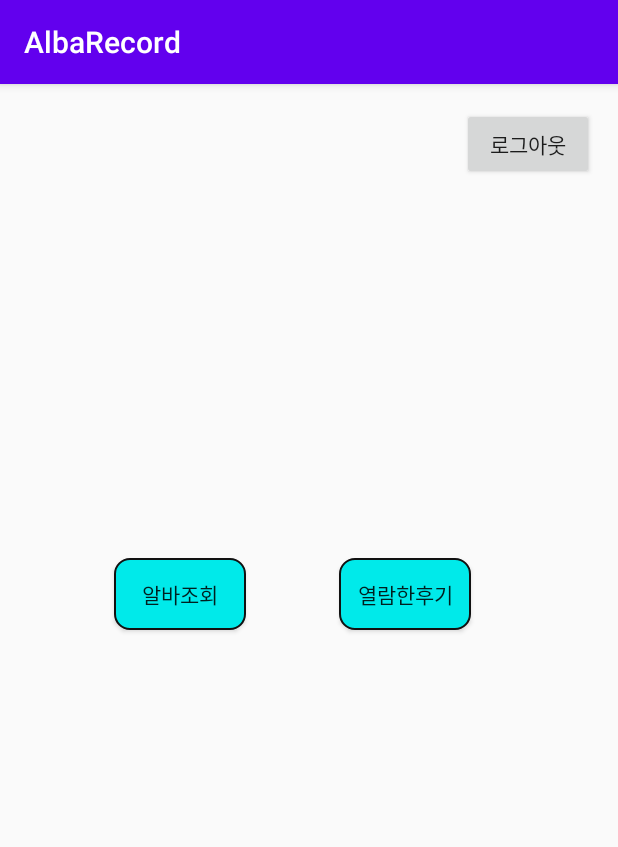
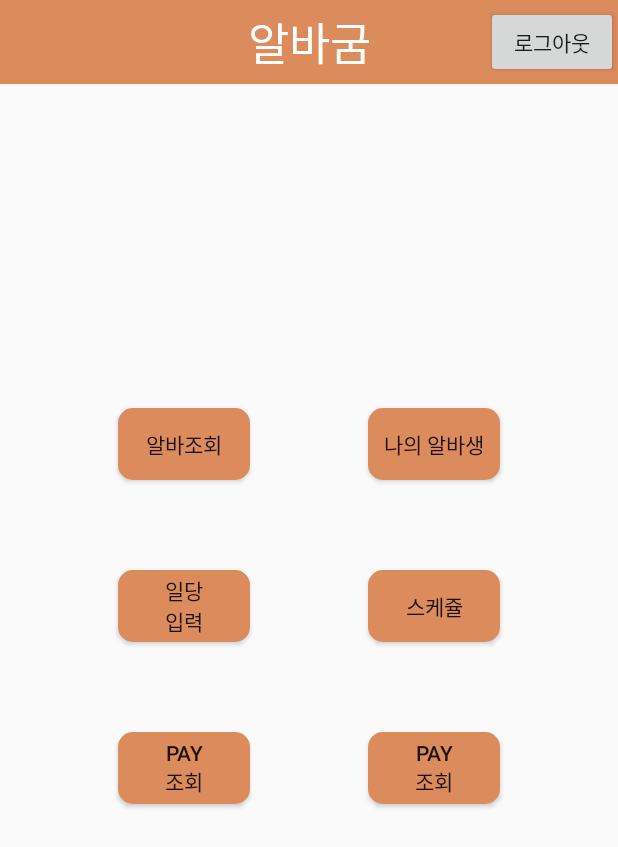
Before and after one commit to yangseongyeal2/AlbaRecord, an Android app: the screen it shows after launch once a user with an empty profile is signed in (MainActivity), on a phone screen of 412 x 824 dp. Shown: the top 847 px of the screen. Run offline under Robolectric (Android 15) with nearby library versions, the phone set to English and light mode, and no system bars; our stand-ins replace Firebase (no records; nobody signed in at launch, a user with empty details on screens opened directly).

Commit message:
시급 계산기 기능 구현 완료

```diff
--- a/app/src/main/AndroidManifest.xml
+++ b/app/src/main/AndroidManifest.xml
@@ -12,7 +12,8 @@
         android:supportsRtl="true"
         android:theme="@style/AppTheme"
         android:usesCleartextTraffic="true">
-        <activity android:name=".login.DaumWebViewActivity"></activity>
+        <activity android:name=".SalaryActivity"></activity>
+        <activity android:name=".login.DaumWebViewActivity" />
         <activity android:name=".login.LoginWayActivity">
             <intent-filter>
                 <action android:name="android.intent.action.MAIN" />
--- a/app/src/main/java/com/AlbaRecord/MainActivity.java
+++ b/app/src/main/java/com/AlbaRecord/MainActivity.java
@@ -6,6 +6,7 @@ import android.os.Bundle;
 
 import androidx.annotation.NonNull;
 import androidx.appcompat.app.AppCompatActivity;
+import androidx.appcompat.widget.Toolbar;
 
 import com.AlbaRecord.login.LoginActivity;
 import com.AlbaRecord.login.LoginWayActivity;
@@ -25,27 +26,22 @@ import android.view.View;
 import android.view.Window;
 import android.widget.Button;
 
+
 import java.util.concurrent.TimeUnit;
 
 public class MainActivity extends AppCompatActivity implements View.OnClickListener {
     private FirebaseAuth mAuth=FirebaseAuth.getInstance();
-    private Button logout;
+    private Button logout,salary;
+
 
     @Override
     protected void onCreate(Bundle savedInstanceState) {
         super.onCreate(savedInstanceState);
         setContentView(R.layout.activity_main);
-        findViewById(R.id.button).setOnClickListener(new View.OnClickListener() {
-            @Override
-            public void onClick(View v) {
-                Intent intent=new Intent(MainActivity.this, LoginActivity.class);
-                startActivity(intent);
-            }
-        });
-        logout=findViewById(R.id.logout);
-        logout.setOnClickListener(this);
+        initToolBar();
+        initViewId();
 
-
+        salary.setOnClickListener(this);
 
 
 
@@ -56,13 +52,32 @@ public class MainActivity extends AppCompatActivity implements View.OnClickListe
 
     }
 
+    private void initViewId() {
+        salary=findViewById(R.id.salary);
+    }
+
+    private void initToolBar() {
+        logout=findViewById(R.id.logout);
+        logout.setOnClickListener(this);
+        Toolbar toolbar=findViewById(R.id.tool_bar);
+        setSupportActionBar(toolbar);
+        getSupportActionBar().setDisplayShowTitleEnabled(false);
+    }
+
 
     @Override
     public void onClick(View v) {
-        if(v==logout){
-            FirebaseAuth.getInstance().signOut();
-            startActivity(new Intent(getApplicationContext(), LoginWayActivity.class));
-            finish();
+
+        switch (v.getId()){
+            case R.id.logout:
+                FirebaseAuth.getInstance().signOut();
+                startActivity(new Intent(getApplicationContext(), LoginWayActivity.class));
+                finish();
+                break;
+            case R.id.salary:
+                startActivity(new Intent(getApplicationContext(), SalaryActivity.class));
+                break;
         }
+
     }
 }
--- a/app/src/main/java/com/AlbaRecord/login/LoginActivity.java
+++ b/app/src/main/java/com/AlbaRecord/login/LoginActivity.java
@@ -66,7 +66,7 @@ public class LoginActivity extends AppCompatActivity implements View.OnClickList
         editTextEmail = (EditText) findViewById(R.id.editTextEmail);
         editTextPassword = (EditText) findViewById(R.id.editTextPassword);
         Signupbtn = findViewById(R.id.buttonSignup);//버튼
-        textviewMessage = (TextView) findViewById(R.id.textviewMessage);
+        //textviewMessage = (TextView) findViewById(R.id.textviewMessage);
         textviewFindPassword = (TextView) findViewById(R.id.textViewFindpassword);
         Loginbtn = (Button) findViewById(R.id.loginbutton);//버튼
         progressDialog = new ProgressDialog(this);
@@ -111,7 +111,7 @@ public class LoginActivity extends AppCompatActivity implements View.OnClickList
 
                         } else {
                             Toast.makeText(getApplicationContext(), "로그인 실패!", Toast.LENGTH_LONG).show();
-                            textviewMessage.setText("로그인 실패 유형\n - password가 맞지 않습니다.\n -서버에러");
+                            //textviewMessage.setText("로그인 실패 유형\n - password가 맞지 않습니다.\n -서버에러");
                         }
                     }
                 });
--- /dev/null
+++ b/app/src/main/res/drawable/btn_main.xml
@@ -0,0 +1,16 @@
+<?xml version="1.0" encoding="utf-8"?>
+
+<shape xmlns:android="http://schemas.android.com/apk/res/android"
+    android:shape="rectangle">
+
+    <solid
+
+        android:color="@color/colorMain" />
+
+
+
+    <corners
+
+        android:radius="10dp" />
+
+</shape>
--- /dev/null
+++ b/app/src/main/res/drawable/ic_baseline_attach_money_35.xml
@@ -0,0 +1,5 @@
+<vector android:height="35dp" android:tint="?attr/colorControlNormal"
+    android:viewportHeight="24" android:viewportWidth="24"
+    android:width="35dp" xmlns:android="http://schemas.android.com/apk/res/android">
+    <path android:fillColor="@android:color/white" android:pathData="M11.8,10.9c-2.27,-0.59 -3,-1.2 -3,-2.15 0,-1.09 1.01,-1.85 2.7,-1.85 1.78,0 2.44,0.85 2.5,2.1h2.21c-0.07,-1.72 -1.12,-3.3 -3.21,-3.81V3h-3v2.16c-1.94,0.42 -3.5,1.68 -3.5,3.61 0,2.31 1.91,3.46 4.7,4.13 2.5,0.6 3,1.48 3,2.41 0,0.69 -0.49,1.79 -2.7,1.79 -2.06,0 -2.87,-0.92 -2.98,-2.1h-2.2c0.12,2.19 1.76,3.42 3.68,3.83V21h3v-2.15c1.95,-0.37 3.5,-1.5 3.5,-3.55 0,-2.84 -2.43,-3.81 -4.7,-4.4z"/>
+</vector>
--- a/app/src/main/res/layout/activity_main.xml
+++ b/app/src/main/res/layout/activity_main.xml
@@ -7,40 +7,90 @@
     tools:context=".MainActivity">
 
 
+    <include
+        layout="@layout/tool_bar"
+        tools:layout_editor_absoluteX="0dp"
+        tools:layout_editor_absoluteY="0dp" />
+
+
     <Button
-        android:id="@+id/button2"
+
+        android:id="@+id/albaReserch"
         android:layout_width="wrap_content"
         android:layout_height="wrap_content"
-        android:layout_marginStart="76dp"
-        android:layout_marginTop="316dp"
-        android:background="@drawable/shape_button_style"
+        android:layout_marginTop="272dp"
+        android:background="@drawable/btn_main"
+        android:foreground="?attr/selectableItemBackground"
         android:text="알바조회"
+        app:layout_constraintEnd_toStartOf="@+id/myalba"
         app:layout_constraintStart_toStartOf="parent"
         app:layout_constraintTop_toTopOf="parent" />
 
     <Button
-        android:id="@+id/button"
+
+        android:id="@+id/myalba"
         android:layout_width="wrap_content"
         android:layout_height="wrap_content"
-        android:layout_marginTop="316dp"
-        android:background="@drawable/shape_button_style"
-        android:text="열람한후기"
+        android:background="@drawable/btn_main"
+        android:foreground="?attr/selectableItemBackground"
+        android:text="나의 알바생"
+        app:layout_constraintBottom_toBottomOf="@+id/albaReserch"
         app:layout_constraintEnd_toEndOf="parent"
-        app:layout_constraintHorizontal_bias="0.389"
-        app:layout_constraintStart_toEndOf="@+id/button2"
-        app:layout_constraintTop_toTopOf="parent" />
+        app:layout_constraintStart_toEndOf="@+id/albaReserch"
+        app:layout_constraintTop_toTopOf="@+id/albaReserch" />
 
     <Button
-        android:id="@+id/logout"
+        android:background="@drawable/btn_main"
+        android:id="@+id/salary"
         android:layout_width="wrap_content"
         android:layout_height="wrap_content"
-        android:layout_marginStart="307dp"
-        android:layout_marginTop="16dp"
-        android:layout_marginEnd="16dp"
-        android:text="로그아웃"
+        android:layout_marginTop="60dp"
+
+
+        android:foreground="?attr/selectableItemBackground"
+        android:text="일당\n입력"
+        app:layout_constraintEnd_toStartOf="@+id/myalba"
+        app:layout_constraintStart_toStartOf="parent"
+        app:layout_constraintTop_toBottomOf="@+id/albaReserch" />
+
+    <Button
+        android:id="@+id/schedule"
+        android:layout_width="wrap_content"
+        android:layout_height="wrap_content"
+        android:background="@drawable/btn_main"
+        android:foreground="?attr/selectableItemBackground"
+        android:text="스케쥴"
+        app:layout_constraintBottom_toBottomOf="@+id/salary"
         app:layout_constraintEnd_toEndOf="parent"
+        app:layout_constraintStart_toEndOf="@+id/salary"
+        app:layout_constraintTop_toTopOf="@+id/salary" />
+
+    <Button
+        android:id="@+id/btn1"
+        android:layout_width="wrap_content"
+        android:layout_height="wrap_content"
+        android:layout_marginTop="60dp"
+
+        android:background="@drawable/btn_main"
+        android:foreground="?attr/selectableItemBackground"
+        android:text="pay\n조회"
+        app:layout_constraintEnd_toStartOf="@+id/btn2"
         app:layout_constraintStart_toStartOf="parent"
-        app:layout_constraintTop_toTopOf="parent" />
+        app:layout_constraintTop_toBottomOf="@+id/salary" />
+
+    <Button
+        android:id="@+id/btn2"
+        android:layout_width="wrap_content"
+        android:layout_height="wrap_content"
+        android:background="@drawable/btn_main"
+
+
+        android:foreground="?attr/selectableItemBackground"
+        android:text="pay\n조회"
+        app:layout_constraintBottom_toBottomOf="@+id/btn1"
+        app:layout_constraintEnd_toEndOf="parent"
+        app:layout_constraintStart_toEndOf="@+id/btn1"
+        app:layout_constraintTop_toTopOf="@+id/btn1" />
 
 
 </androidx.constraintlayout.widget.ConstraintLayout>
--- /dev/null
+++ b/app/src/main/res/layout/tool_bar.xml
@@ -0,0 +1,32 @@
+<?xml version="1.0" encoding="utf-8"?>
+<LinearLayout
+    xmlns:android="http://schemas.android.com/apk/res/android"
+    android:layout_width="match_parent"
+    android:layout_height="match_parent">
+    <androidx.appcompat.widget.Toolbar
+        android:background="@color/colorMain"
+        android:id="@+id/tool_bar"
+        android:layout_width="match_parent"
+        android:layout_height="?attr/actionBarSize">
+        <Button
+            android:id="@+id/logout"
+            android:layout_width="wrap_content"
+            android:layout_height="wrap_content"
+            android:text="로그아웃"
+            android:layout_gravity="end"
+            android:foreground="?attr/selectableItemBackground"
+             />
+        <TextView
+
+            android:layout_width="wrap_content"
+            android:layout_height="?attr/actionBarSize"
+            android:text="알바굼"
+            android:textColor="@color/colorWhite"
+            android:textSize="30dp"
+            android:layout_gravity="center"
+            android:gravity="center"/>
+
+
+    </androidx.appcompat.widget.Toolbar>
+
+</LinearLayout>
--- a/app/src/main/res/values/colors.xml
+++ b/app/src/main/res/values/colors.xml
@@ -3,4 +3,8 @@
     <color name="colorPrimary">#6200EE</color>
     <color name="colorPrimaryDark">#3700B3</color>
     <color name="colorAccent">#03DAC5</color>
+    <color name="colorMain">#DB8B5C</color>
+    <color name="colorWhite">#ffffff</color>
+
+
 </resources>
--- a/app/src/main/res/values/styles.xml
+++ b/app/src/main/res/values/styles.xml
@@ -1,10 +1,11 @@
 <resources>
     <!-- Base application theme. -->
-    <style name="AppTheme" parent="Theme.AppCompat.Light.DarkActionBar">
+    <style name="AppTheme" parent="Theme.AppCompat.Light.NoActionBar">
         <!-- Customize your theme here. -->
         <item name="colorPrimary">@color/colorPrimary</item>
         <item name="colorPrimaryDark">@color/colorPrimaryDark</item>
         <item name="colorAccent">@color/colorAccent</item>
+
     </style>
 
 </resources>
```
Also changed, not shown: app/src/main/java/com/AlbaRecord/SalaryActivity.java (added, +195 -0 lines), app/src/main/res/drawable/login_edittext.xml (added, +24 -0 lines), app/src/main/res/layout/activity_boss_signup.xml (+18 -4 lines), app/src/main/res/layout/activity_login.xml (+17 -14 lines), app/src/main/res/layout/activity_salary.xml (added, +116 -0 lines).
